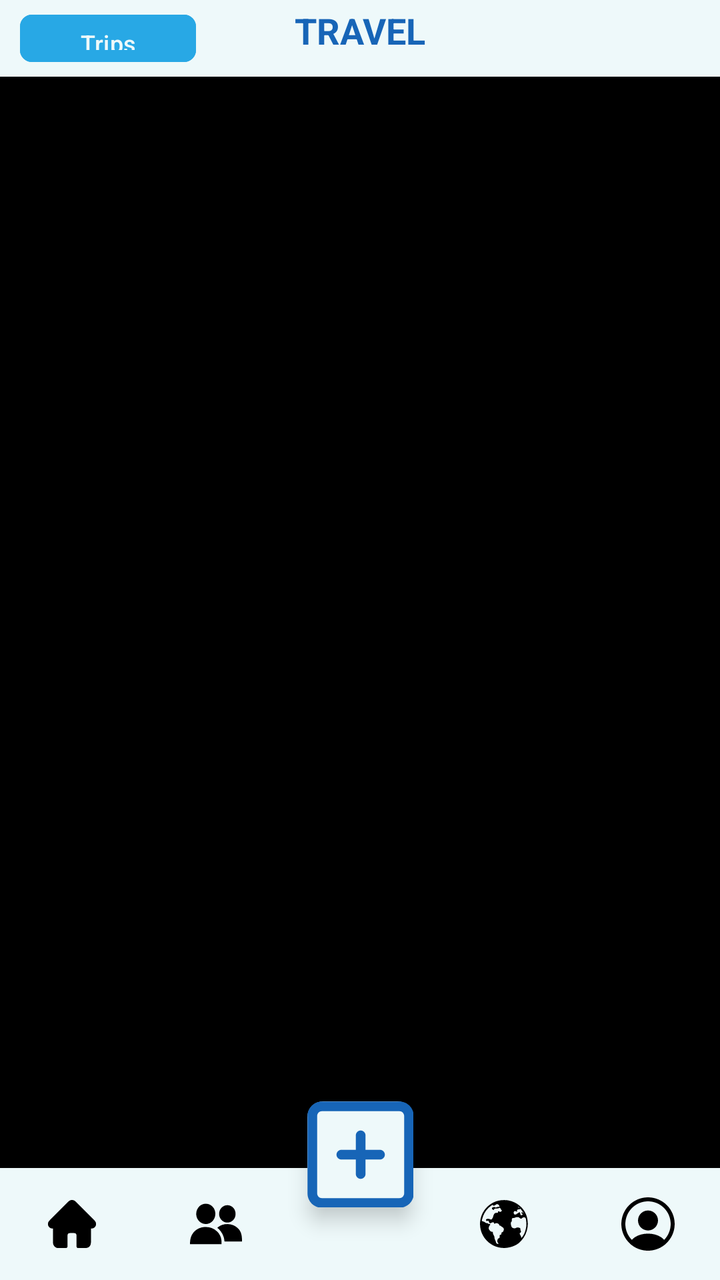
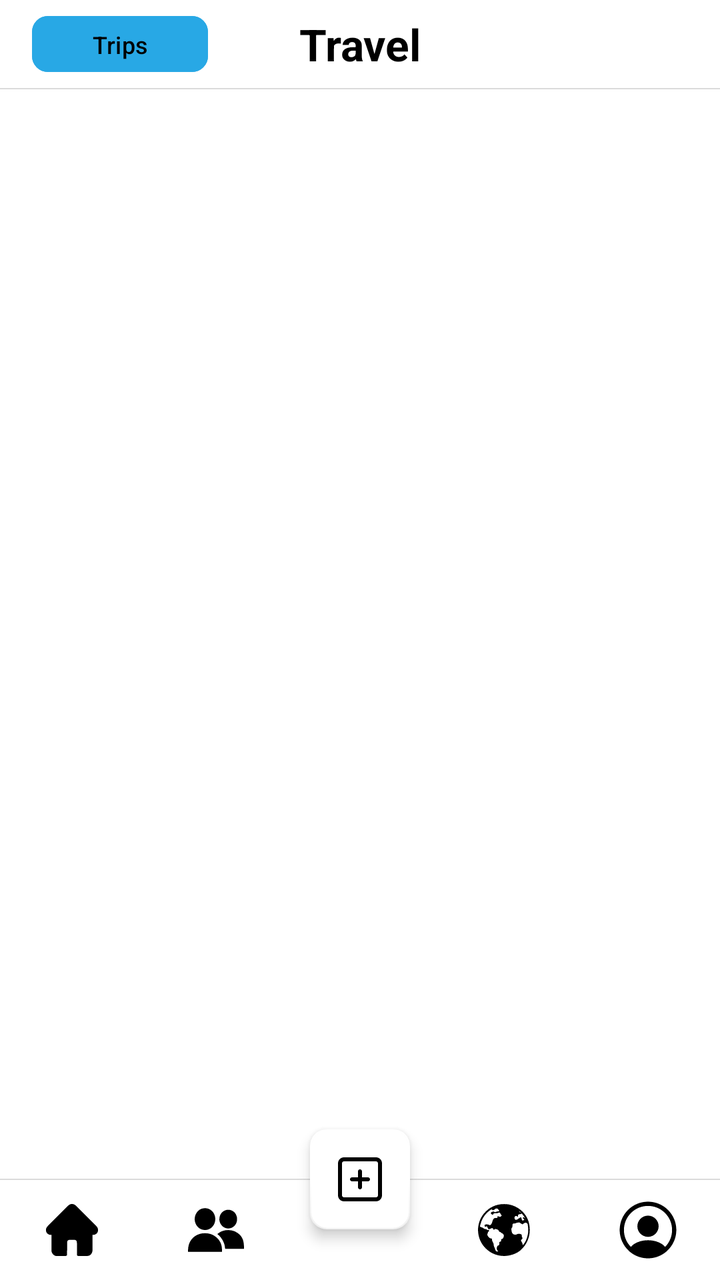

Two renders of the same Android screen: before a commit and after it. Below are the layout's source before the change and the commit's diff.
<!-- AndroidManifest.xml: activity theme Theme.Travel -->
<!-- res/layout/activity_main.xml -->
<?xml version="1.0" encoding="utf-8"?>
<androidx.constraintlayout.widget.ConstraintLayout
    xmlns:android="http://schemas.android.com/apk/res/android"
    xmlns:app="http://schemas.android.com/apk/res-auto"
    android:fitsSystemWindows="true"
    android:layout_width="match_parent"
    android:layout_height="match_parent"
    android:background="@color/black">

    <androidx.constraintlayout.widget.ConstraintLayout
        android:id="@+id/hero_section"
        android:layout_width="0dp"
        android:layout_height="0dp"
        android:background="@color/Winter"
        app:layout_constraintTop_toTopOf="parent"
        app:layout_constraintStart_toStartOf="parent"
        app:layout_constraintEnd_toEndOf="parent"
        app:layout_constraintHeight_percent="0.06">

        <com.google.android.material.button.MaterialButton
            android:id="@+id/tripButton"
            android:layout_width="wrap_content"
            android:layout_height="0dp"
            android:layout_marginStart="10dp"
            android:text="Trips"
            android:backgroundTint="@color/light_blue"
            android:textSize="12sp"
            android:textColor="@color/Winter"
            app:layout_constraintBottom_toBottomOf="parent"
            app:layout_constraintEnd_toEndOf="parent"
            app:layout_constraintHorizontal_bias="0.0"
            app:layout_constraintStart_toStartOf="parent"
            app:layout_constraintHeight_percent="0.83"
            app:cornerRadius="6dp"
            app:layout_constraintTop_toTopOf="parent" />

        <TextView
            android:id="@+id/hero_location"
            android:layout_width="wrap_content"
            android:layout_height="wrap_content"
            android:layout_marginTop="3dp"
            android:text="TRAVEL"
            android:textColor="@color/Dark_blue"
            android:textSize="18sp"
            android:textStyle="bold"
            app:layout_constraintEnd_toEndOf="parent"
            app:layout_constraintHorizontal_bias="0.5"
            app:layout_constraintStart_toStartOf="parent"
            app:layout_constraintTop_toTopOf="parent" />

    </androidx.constraintlayout.widget.ConstraintLayout>

    <FrameLayout
        android:id="@+id/fragment_container"
        android:layout_width="0dp"
        android:layout_height="0dp"
        app:layout_constraintTop_toBottomOf="@id/hero_section"
        app:layout_constraintBottom_toTopOf="@id/custom_bottom_bar"
        app:layout_constraintStart_toStartOf="parent"
        app:layout_constraintEnd_toEndOf="parent" />

    <LinearLayout
        android:id="@+id/custom_bottom_bar"
        android:layout_width="0dp"
        android:layout_height="56dp"
        android:orientation="horizontal"
        android:background="@color/Winter"
        android:gravity="center_vertical"
        app:layout_constraintBottom_toBottomOf="parent"
        app:layout_constraintStart_toStartOf="parent"
        app:layout_constraintEnd_toEndOf="parent">

        <ImageButton
            android:id="@+id/nav_home"
            android:layout_width="0dp"
            android:layout_height="48dp"
            android:layout_weight="1"
            android:padding="12dp"
            android:src="@drawable/ic_home"
            android:scaleType="centerInside"
            android:background="?attr/selectableItemBackgroundBorderless"
            android:contentDescription="Home Feed" />

        <ImageButton
            android:id="@+id/nav_friends"
            android:layout_width="0dp"
            android:layout_height="48dp"
            android:layout_weight="1"
            android:padding="11dp"
            android:src="@drawable/ic_friends"
            android:scaleType="centerInside"
            android:background="?attr/selectableItemBackgroundBorderless"
            android:contentDescription="Friends" />

        <View
            android:id="@+id/nav_placeholder"
            android:layout_width="0dp"
            android:layout_height="48dp"
            android:layout_weight="1" />

        <ImageButton
            android:id="@+id/nav_map"
            android:layout_width="0dp"
            android:layout_height="48dp"
            android:layout_weight="1"
            android:padding="12dp"
            android:src="@drawable/ic_globe"
            android:scaleType="centerInside"
            android:background="?attr/selectableItemBackgroundBorderless"
            android:contentDescription="Map" />

        <ImageButton
            android:id="@+id/nav_profile"
            android:layout_width="0dp"
            android:layout_height="48dp"
            android:layout_weight="1"
            android:padding="8dp"
            android:src="@drawable/ic_profile"
            android:scaleType="centerInside"
            android:background="?attr/selectableItemBackgroundBorderless"
            android:contentDescription="Profile" />

    </LinearLayout>

    <com.google.android.material.floatingactionbutton.FloatingActionButton
        android:id="@+id/fab_add_picture"
        android:layout_width="wrap_content"
        android:layout_height="wrap_content"
        android:layout_marginBottom="-20dp"
        android:contentDescription="Add"
        android:src="@drawable/ic_take_picture"
        app:backgroundTint="@color/Winter"
        app:tint="@color/Dark_blue"
        app:fabCustomSize="53dp"
        app:maxImageSize="58dp"
        app:shapeAppearance="@style/RoundedFAB"
        app:layout_constraintBottom_toTopOf="@id/custom_bottom_bar"
        app:layout_constraintEnd_toEndOf="parent"
        app:layout_constraintStart_toStartOf="parent" />

</androidx.constraintlayout.widget.ConstraintLayout>
<!-- resources referenced by this layout -->
<resources>
  <color name="Dark_blue">#1765B7</color>
  <color name="Winter">#EEF9FA</color>
  <color name="black">#FF000000</color>
  <color name="light_blue">#28A8E5</color>
  <!-- drawable ic_friends: vector/xml drawable (drawable, 2557 chars, omitted) -->
  <!-- drawable ic_globe: vector/xml drawable (drawable, 9559 chars, omitted) -->
  <!-- drawable ic_home: vector/xml drawable (drawable, 4924 chars, omitted) -->
  <!-- drawable ic_profile (drawable) -->
  <vector xmlns:android="http://schemas.android.com/apk/res/android"
      android:width="200dp"
      android:height="200dp"
      android:viewportWidth="24"
      android:viewportHeight="24">
    <path
        android:pathData="M22,12C22,6.49 17.51,2 12,2C6.49,2 2,6.49 2,12C2,14.9 3.25,17.51 5.23,19.34C5.23,19.35 5.23,19.35 5.22,19.36C5.32,19.46 5.44,19.54 5.54,19.63C5.6,19.68 5.65,19.73 5.71,19.77C5.89,19.92 6.09,20.06 6.28,20.2C6.35,20.25 6.41,20.29 6.48,20.34C6.67,20.47 6.87,20.59 7.08,20.7C7.15,20.74 7.23,20.79 7.3,20.83C7.5,20.94 7.71,21.04 7.93,21.13C8.01,21.17 8.09,21.21 8.17,21.24C8.39,21.33 8.61,21.41 8.83,21.48C8.91,21.51 8.99,21.54 9.07,21.56C9.31,21.63 9.55,21.69 9.79,21.75C9.86,21.77 9.93,21.79 10.01,21.8C10.29,21.86 10.57,21.9 10.86,21.93C10.9,21.93 10.94,21.94 10.98,21.95C11.32,21.98 11.66,22 12,22C12.34,22 12.68,21.98 13.01,21.95C13.05,21.95 13.09,21.94 13.13,21.93C13.42,21.9 13.7,21.86 13.98,21.8C14.05,21.79 14.12,21.76 14.2,21.75C14.44,21.69 14.69,21.64 14.92,21.56C15,21.53 15.08,21.5 15.16,21.48C15.38,21.4 15.61,21.33 15.82,21.24C15.9,21.21 15.98,21.17 16.06,21.13C16.27,21.04 16.48,20.94 16.69,20.83C16.77,20.79 16.84,20.74 16.91,20.7C17.11,20.58 17.31,20.47 17.51,20.34C17.58,20.3 17.64,20.25 17.71,20.2C17.91,20.06 18.1,19.92 18.28,19.77C18.34,19.72 18.39,19.67 18.45,19.63C18.56,19.54 18.67,19.45 18.77,19.36C18.77,19.35 18.77,19.35 18.76,19.34C20.75,17.51 22,14.9 22,12ZM16.94,16.97C14.23,15.15 9.79,15.15 7.06,16.97C6.62,17.26 6.26,17.6 5.96,17.97C4.44,16.43 3.5,14.32 3.5,12C3.5,7.31 7.31,3.5 12,3.5C16.69,3.5 20.5,7.31 20.5,12C20.5,14.32 19.56,16.43 18.04,17.97C17.75,17.6 17.38,17.26 16.94,16.97Z"
        android:fillColor="#000000"/>
    <path
        android:pathData="M12,6.93C9.93,6.93 8.25,8.61 8.25,10.68C8.25,12.71 9.84,14.36 11.95,14.42C11.98,14.42 12.02,14.42 12.04,14.42C12.06,14.42 12.09,14.42 12.11,14.42C12.12,14.42 12.13,14.42 12.13,14.42C14.15,14.35 15.74,12.71 15.75,10.68C15.75,8.61 14.07,6.93 12,6.93Z"
        android:fillColor="#000000"/>
  </vector>
  <!-- drawable ic_take_picture (drawable) -->
  <vector xmlns:android="http://schemas.android.com/apk/res/android"
      android:height="200dp"
      android:viewportHeight="24"
      android:viewportWidth="24"
      android:width="200dp">
        
      <path android:fillColor="#99FFCC" android:pathData="M11,8C11,7.448 11.448,7 12,7C12.552,7 13,7.448 13,8V11H16C16.552,11 17,11.448 17,12C17,12.552 16.552,13 16,13H13V16C13,16.552 12.552,17 12,17C11.448,17 11,16.552 11,16V13H8C7.448,13 7,12.552 7,12C7,11.448 7.448,11 8,11H11V8Z"/>
        
      <path android:fillColor="#99FFCC" android:fillType="evenOdd" android:pathData="M23,4C23,2.343 21.657,1 20,1H4C2.343,1 1,2.343 1,4V20C1,21.657 2.343,23 4,23H20C21.657,23 23,21.657 23,20V4ZM21,4C21,3.448 20.552,3 20,3H4C3.448,3 3,3.448 3,4V20C3,20.552 3.448,21 4,21H20C20.552,21 21,20.552 21,20V4Z"/>
      
  </vector>
  <style name="RoundedFAB" parent="">
          <item name="cornerFamily">rounded</item>
          <item name="cornerSize">8dp</item>
      </style>
  <style name="Theme.Travel" parent="Theme.Material3.DayNight.NoActionBar">
          <item name="colorPrimary">#2196F3</item>
          <item name="colorOnPrimary">@android:color/white</item>
      </style>
</resources>

<!-- the commit's change to res/layout/activity_main.xml (unified diff, before → after) -->
@@ -5,56 +5,71 @@
     android:fitsSystemWindows="true"
     android:layout_width="match_parent"
     android:layout_height="match_parent"
-    android:background="@color/black">
+    android:background="@color/white">
 
     <androidx.constraintlayout.widget.ConstraintLayout
         android:id="@+id/hero_section"
         android:layout_width="0dp"
-        android:layout_height="0dp"
-        android:background="@color/Winter"
+        android:layout_height="44dp"
+        android:background="@color/white"
+        android:paddingHorizontal="16dp"
         app:layout_constraintTop_toTopOf="parent"
         app:layout_constraintStart_toStartOf="parent"
-        app:layout_constraintEnd_toEndOf="parent"
-        app:layout_constraintHeight_percent="0.06">
+        app:layout_constraintEnd_toEndOf="parent">
 
         <com.google.android.material.button.MaterialButton
             android:id="@+id/tripButton"
             android:layout_width="wrap_content"
-            android:layout_height="0dp"
-            android:layout_marginStart="10dp"
+            android:layout_height="36dp"
             android:text="Trips"
             android:backgroundTint="@color/light_blue"
             android:textSize="12sp"
-            android:textColor="@color/Winter"
+            android:textColor="@color/black"
+            android:textAllCaps="false"
+            app:cornerRadius="8dp"
             app:layout_constraintBottom_toBottomOf="parent"
-            app:layout_constraintEnd_toEndOf="parent"
-            app:layout_constraintHorizontal_bias="0.0"
             app:layout_constraintStart_toStartOf="parent"
-            app:layout_constraintHeight_percent="0.83"
-            app:cornerRadius="6dp"
             app:layout_constraintTop_toTopOf="parent" />
 
         <TextView
             android:id="@+id/hero_location"
             android:layout_width="wrap_content"
             android:layout_height="wrap_content"
-            android:layout_marginTop="3dp"
-            android:text="TRAVEL"
-            android:textColor="@color/Dark_blue"
-            android:textSize="18sp"
+            android:text="Travel"
+            android:textColor="@color/black"
+            android:textSize="22sp"
             android:textStyle="bold"
             app:layout_constraintEnd_toEndOf="parent"
-            app:layout_constraintHorizontal_bias="0.5"
             app:layout_constraintStart_toStartOf="parent"
-            app:layout_constraintTop_toTopOf="parent" />
+            app:layout_constraintTop_toTopOf="parent"
+            app:layout_constraintBottom_toBottomOf="parent" />
 
     </androidx.constraintlayout.widget.ConstraintLayout>
+
+    <View
+        android:id="@+id/top_divider"
+        android:layout_width="0dp"
+        android:layout_height="0.5dp"
+        android:background="#DBDBDB"
+        app:layout_constraintTop_toBottomOf="@id/hero_section"
+        app:layout_constraintStart_toStartOf="parent"
+        app:layout_constraintEnd_toEndOf="parent" />
 
     <FrameLayout
         android:id="@+id/fragment_container"
         android:layout_width="0dp"
         android:layout_height="0dp"
-        app:layout_constraintTop_toBottomOf="@id/hero_section"
+        android:background="@color/white"
+        app:layout_constraintTop_toBottomOf="@id/top_divider"
+        app:layout_constraintBottom_toTopOf="@id/bottom_divider"
+        app:layout_constraintStart_toStartOf="parent"
+        app:layout_constraintEnd_toEndOf="parent" />
+
+    <View
+        android:id="@+id/bottom_divider"
+        android:layout_width="0dp"
+        android:layout_height="0.5dp"
+        android:background="#DBDBDB"
         app:layout_constraintBottom_toTopOf="@id/custom_bottom_bar"
         app:layout_constraintStart_toStartOf="parent"
         app:layout_constraintEnd_toEndOf="parent" />
@@ -62,9 +77,9 @@
     <LinearLayout
         android:id="@+id/custom_bottom_bar"
         android:layout_width="0dp"
-        android:layout_height="56dp"
+        android:layout_height="50dp"
         android:orientation="horizontal"
-        android:background="@color/Winter"
+        android:background="@color/white"
         android:gravity="center_vertical"
         app:layout_constraintBottom_toBottomOf="parent"
         app:layout_constraintStart_toStartOf="parent"
@@ -73,7 +88,7 @@
         <ImageButton
             android:id="@+id/nav_home"
             android:layout_width="0dp"
-            android:layout_height="48dp"
+            android:layout_height="match_parent"
             android:layout_weight="1"
             android:padding="12dp"
             android:src="@drawable/ic_home"
@@ -84,7 +99,7 @@
         <ImageButton
             android:id="@+id/nav_friends"
             android:layout_width="0dp"
-            android:layout_height="48dp"
+            android:layout_height="match_parent"
             android:layout_weight="1"
             android:padding="11dp"
             android:src="@drawable/ic_friends"
@@ -95,13 +110,13 @@
         <View
             android:id="@+id/nav_placeholder"
             android:layout_width="0dp"
-            android:layout_height="48dp"
+            android:layout_height="match_parent"
             android:layout_weight="1" />
 
         <ImageButton
             android:id="@+id/nav_map"
             android:layout_width="0dp"
-            android:layout_height="48dp"
+            android:layout_height="match_parent"
             android:layout_weight="1"
             android:padding="12dp"
             android:src="@drawable/ic_globe"
@@ -112,7 +127,7 @@
         <ImageButton
             android:id="@+id/nav_profile"
             android:layout_width="0dp"
-            android:layout_height="48dp"
+            android:layout_height="match_parent"
             android:layout_weight="1"
             android:padding="8dp"
             android:src="@drawable/ic_profile"
@@ -126,16 +141,18 @@
         android:id="@+id/fab_add_picture"
         android:layout_width="wrap_content"
         android:layout_height="wrap_content"
-        android:layout_marginBottom="-20dp"
         android:contentDescription="Add"
         android:src="@drawable/ic_take_picture"
-        app:backgroundTint="@color/Winter"
-        app:tint="@color/Dark_blue"
-        app:fabCustomSize="53dp"
-        app:maxImageSize="58dp"
+        app:backgroundTint="@color/white"
+        app:tint="@color/black"
+        app:fabCustomSize="50dp"
+        app:maxImageSize="24dp"
+        app:elevation="4dp"
+        app:borderWidth="0.5dp"
         app:shapeAppearance="@style/RoundedFAB"
         app:layout_constraintBottom_toTopOf="@id/custom_bottom_bar"
         app:layout_constraintEnd_toEndOf="parent"
-        app:layout_constraintStart_toStartOf="parent" />
+        app:layout_constraintStart_toStartOf="parent"
+        android:layout_marginBottom="-25dp" />
 
 </androidx.constraintlayout.widget.ConstraintLayout>
<!-- resource entries referenced after the edit -->
@@ -1,9 +1,8 @@
 <!-- resources referenced by this layout -->
 <resources>
-  <color name="Dark_blue">#1765B7</color>
-  <color name="Winter">#EEF9FA</color>
   <color name="black">#FF000000</color>
   <color name="light_blue">#28A8E5</color>
+  <color name="white">#FFFFFFFF</color>
   <!-- drawable ic_friends: vector/xml drawable (drawable, 2557 chars, omitted) -->
   <!-- drawable ic_globe: vector/xml drawable (drawable, 9559 chars, omitted) -->
   <!-- drawable ic_home: vector/xml drawable (drawable, 4924 chars, omitted) -->
